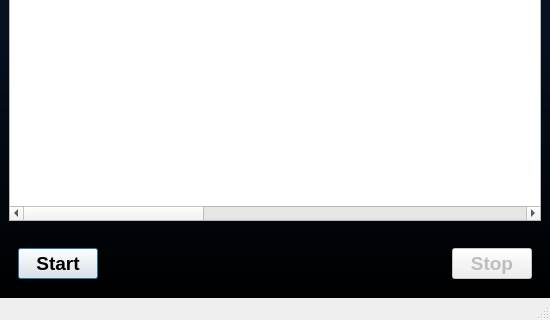
First picture: the form in src/ui/forms/mainwindow.ui, repository bitcap-co/bitcap-ipr, before the edit; both pictures show x 0 to 550 and y 230 to 550 of the 550 by 550 pixel window.
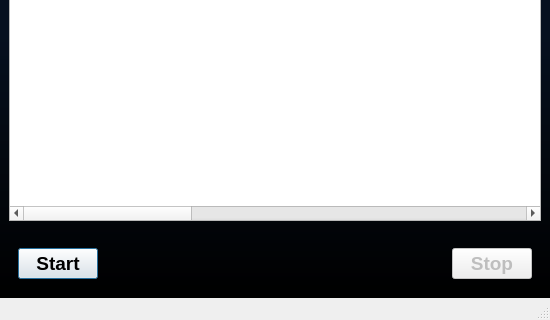
Second picture: the form after the edit. The open tabs and pages were chosen to show the change.

Commit message: ui: increase table columns

What changed in the file:
```diff
--- a/src/ui/forms/mainwindow.ui
+++ b/src/ui/forms/mainwindow.ui
@@ -847,7 +847,7 @@
              <bool>true</bool>
             </property>
             <property name="columnCount">
-             <number>14</number>
+             <number>15</number>
             </property>
             <attribute name="horizontalHeaderMinimumSectionSize">
              <number>15</number>
@@ -869,6 +869,7 @@
             <column/>
             <column/>
             <column/>
+            <column/>
            </widget>
           </item>
          </layout>
```
The commit also changes 1 other file.
